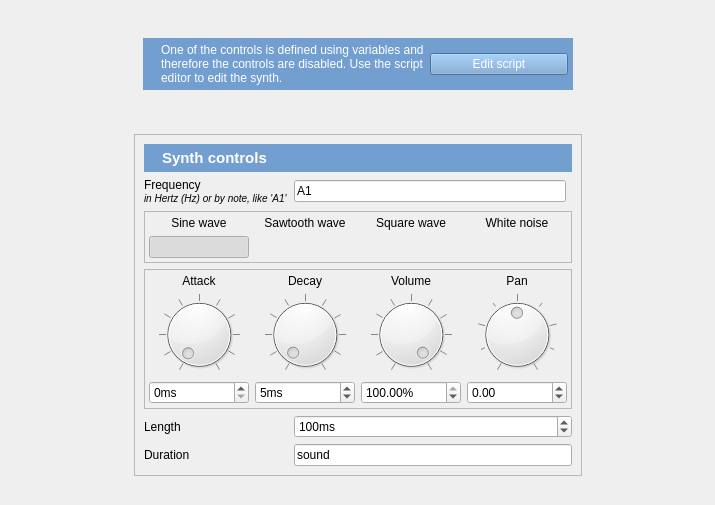
This is resources/ui/synth_widget.ui in open-cogsci/OpenSesame as Qt 5 draws it before an edit. The edited form follows.
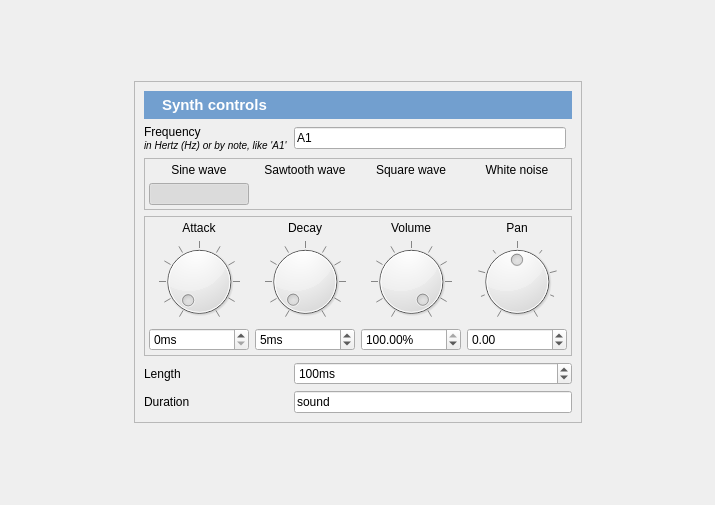
This is the edited form. Icons and pictures are not drawn.

```diff
--- a/resources/ui/synth_widget.ui
+++ b/resources/ui/synth_widget.ui
@@ -17,7 +17,7 @@
    <property name="margin">
     <number>0</number>
    </property>
-   <item row="1" column="0">
+   <item row="0" column="0">
     <spacer name="horizontalSpacer">
      <property name="orientation">
       <enum>Qt::Horizontal</enum>
@@ -30,7 +30,7 @@
      </property>
     </spacer>
    </item>
-   <item row="1" column="2">
+   <item row="0" column="2">
     <widget class="QFrame" name="frame_controls">
      <property name="sizePolicy">
       <sizepolicy hsizetype="Fixed" vsizetype="Fixed">
@@ -514,7 +514,7 @@
      </layout>
     </widget>
    </item>
-   <item row="1" column="3">
+   <item row="0" column="3">
     <spacer name="horizontalSpacer_2">
      <property name="orientation">
       <enum>Qt::Horizontal</enum>
@@ -527,77 +527,6 @@
      </property>
     </spacer>
    </item>
-   <item row="0" column="2">
-    <widget class="QFrame" name="frame_notification">
-     <property name="sizePolicy">
-      <sizepolicy hsizetype="Preferred" vsizetype="Fixed">
-       <horstretch>0</horstretch>
-       <verstretch>0</verstretch>
-      </sizepolicy>
-     </property>
-     <property name="frameShape">
-      <enum>QFrame::NoFrame</enum>
-     </property>
-     <property name="frameShadow">
-      <enum>QFrame::Raised</enum>
-     </property>
-     <layout class="QHBoxLayout" name="horizontalLayout_3">
-      <item>
-       <widget class="QWidget" name="widget_2" native="true">
-        <property name="styleSheet">
-         <string notr="true">background-color: #729fcf;
-color: rgb(255, 255, 255);</string>
-        </property>
-        <layout class="QHBoxLayout" name="horizontalLayout_2">
-         <property name="margin">
-          <number>5</number>
-         </property>
-         <item>
-          <widget class="QLabel" name="label_synth_script">
-           <property name="sizePolicy">
-            <sizepolicy hsizetype="Fixed" vsizetype="Preferred">
-             <horstretch>0</horstretch>
-             <verstretch>0</verstretch>
-            </sizepolicy>
-           </property>
-           <property name="text">
-            <string/>
-           </property>
-           <property name="pixmap">
-            <pixmap>:/icons/about_large.png</pixmap>
-           </property>
-          </widget>
-         </item>
-         <item>
-          <widget class="QLabel" name="label_15">
-           <property name="text">
-            <string>One of the controls is defined using variables and therefore the controls are disabled. Use the script editor to edit the synth.</string>
-           </property>
-           <property name="wordWrap">
-            <bool>true</bool>
-           </property>
-          </widget>
-         </item>
-         <item>
-          <widget class="QPushButton" name="button_script">
-           <property name="toolTip">
-            <string>Edit the script to see the definition</string>
-           </property>
-           <property name="text">
-            <string>Edit script</string>
-           </property>
-           <property name="icon">
-            <iconset>
-             <normaloff>:/icons/script.png</normaloff>:/icons/script.png</iconset>
-           </property>
-          </widget>
-         </item>
-        </layout>
-       </widget>
-      </item>
-     </layout>
-    </widget>
-   </item>
   </layout>
  </widget>
  <resources/>
```
